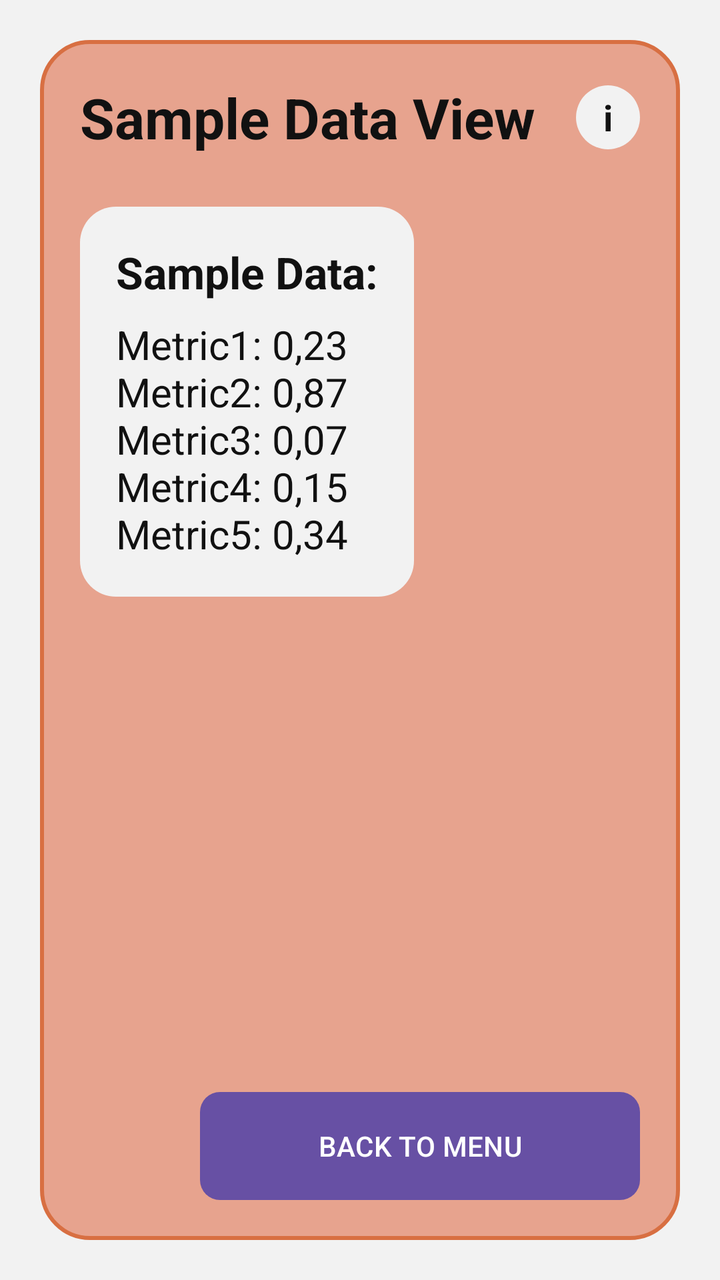
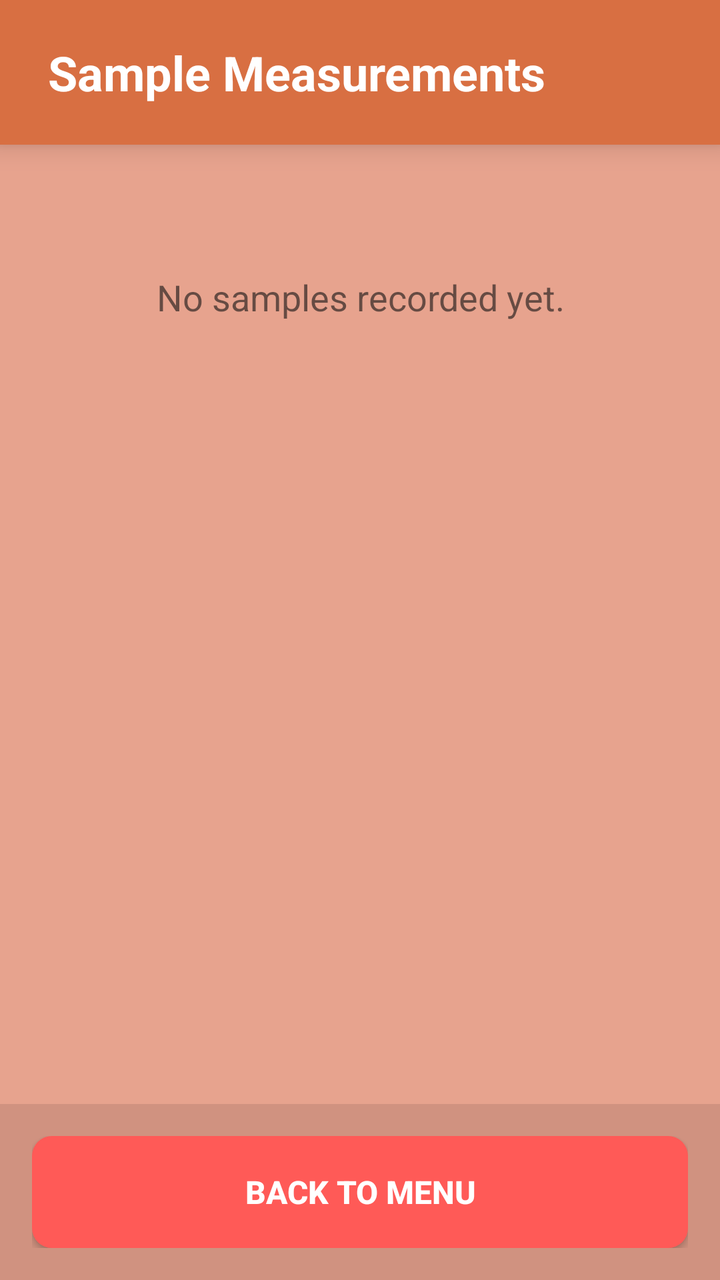

Compare the two renders of this Android layout. The source of the first and the diff that turns it into the second are given below.
<!-- AndroidManifest.xml: application theme Theme.FlaCo -->
<!-- res/layout/activity_sample_data.xml -->
<?xml version="1.0" encoding="utf-8"?>
<FrameLayout xmlns:android="http://schemas.android.com/apk/res/android"
    android:layout_width="match_parent"
    android:layout_height="match_parent"
    android:background="#F2F2F2"
    android:padding="20dp">

    <LinearLayout
        android:layout_width="match_parent"
        android:layout_height="match_parent"
        android:background="@drawable/bg_screen_panel"
        android:orientation="vertical"
        android:padding="20dp">

        <LinearLayout
            android:layout_width="match_parent"
            android:layout_height="wrap_content"
            android:gravity="center_vertical"
            android:orientation="horizontal">

            <TextView
                android:layout_width="0dp"
                android:layout_height="wrap_content"
                android:layout_weight="1"
                android:text="Sample Data View"
                android:textColor="@color/text_dark"
                android:textSize="28sp"
                android:textStyle="bold" />

            <TextView
                android:layout_width="32dp"
                android:layout_height="32dp"
                android:background="@drawable/bg_card"
                android:gravity="center"
                android:text="i"
                android:textColor="@color/text_dark"
                android:textSize="18sp"
                android:textStyle="bold" />
        </LinearLayout>

        <Space
            android:layout_width="match_parent"
            android:layout_height="26dp" />

        <LinearLayout
            android:layout_width="wrap_content"
            android:layout_height="wrap_content"
            android:background="@drawable/bg_card"
            android:orientation="vertical"
            android:padding="18dp">

            <TextView
                android:layout_width="wrap_content"
                android:layout_height="wrap_content"
                android:text="Sample Data:"
                android:textColor="@color/text_dark"
                android:textSize="22sp"
                android:textStyle="bold" />

            <TextView
                android:layout_width="wrap_content"
                android:layout_height="wrap_content"
                android:layout_marginTop="8dp"
                android:text="Metric1: 0,23&#10;Metric2: 0,87&#10;Metric3: 0,07&#10;Metric4: 0,15&#10;Metric5: 0,34"
                android:textColor="@color/text_dark"
                android:textSize="20sp" />
        </LinearLayout>

        <Space
            android:layout_width="match_parent"
            android:layout_height="0dp"
            android:layout_weight="1" />

        <Button
            android:id="@+id/btnBackSampleData"
            android:layout_width="220dp"
            android:layout_height="54dp"
            android:layout_gravity="end"
            android:background="@drawable/bg_button_red"
            android:text="BACK TO MENU"
            android:textAllCaps="false"
            android:textColor="@color/white" />
    </LinearLayout>
</FrameLayout>
<!-- resources referenced by this layout -->
<resources>
  <color name="text_dark">#111111</color>
  <color name="white">#FFFFFF</color>
  <!-- drawable bg_button_red (drawable) -->
  <?xml version="1.0" encoding="utf-8"?>
  <shape xmlns:android="http://schemas.android.com/apk/res/android">
      <solid android:color="@color/btn_red" />
      <corners android:radius="10dp" />
  </shape>
  <!-- drawable bg_card (drawable) -->
  <?xml version="1.0" encoding="utf-8"?>
  <shape xmlns:android="http://schemas.android.com/apk/res/android">
      <solid android:color="@color/card_bg" />
      <corners android:radius="18dp" />
  </shape>
  <!-- drawable bg_screen_panel (drawable) -->
  <?xml version="1.0" encoding="utf-8"?>
  <shape xmlns:android="http://schemas.android.com/apk/res/android">
      <solid android:color="@color/mockup_bg" />
      <stroke
          android:width="2dp"
          android:color="@color/panel_border" />
      <corners android:radius="24dp" />
  </shape>
  <style name="Theme.FlaCo" parent="Theme.Material3.DayNight.NoActionBar">
          <item name="android:statusBarColor">@android:color/transparent</item>
          <item name="android:windowLightStatusBar">true</item>
      </style>
  <color name="btn_red">#FF5A57</color>
  <color name="card_bg">#F2F2F2</color>
  <color name="mockup_bg">#E7A38E</color>
  <color name="panel_border">#D86F42</color>
</resources>

<!-- the commit's change to res/layout/activity_sample_data.xml (unified diff, before → after) -->
@@ -1,84 +1,72 @@
 <?xml version="1.0" encoding="utf-8"?>
-<FrameLayout xmlns:android="http://schemas.android.com/apk/res/android"
+<LinearLayout xmlns:android="http://schemas.android.com/apk/res/android"
     android:layout_width="match_parent"
     android:layout_height="match_parent"
-    android:background="#F2F2F2"
-    android:padding="20dp">
+    android:background="@color/mockup_bg"
+    android:orientation="vertical">
 
+    
+    <RelativeLayout
+        android:layout_width="match_parent"
+        android:layout_height="wrap_content"
+        android:background="@color/panel_border"
+        android:paddingHorizontal="24dp"
+        android:paddingVertical="20dp"
+        android:elevation="8dp">
+
+        <TextView
+            android:layout_width="wrap_content"
+            android:layout_height="wrap_content"
+            android:text="Sample Measurements"
+            android:textColor="@color/white"
+            android:textSize="24sp"
+            android:textStyle="bold" />
+    </RelativeLayout>
+
+    <ScrollView
+        android:layout_width="match_parent"
+        android:layout_height="0dp"
+        android:layout_weight="1"
+        android:clipToPadding="false"
+        android:padding="16dp">
+
+        <LinearLayout
+            android:id="@+id/llSamplesContainer"
+            android:layout_width="match_parent"
+            android:layout_height="wrap_content"
+            android:orientation="vertical">
+
+            <TextView
+                android:id="@+id/tvNoSamples"
+                android:layout_width="match_parent"
+                android:layout_height="wrap_content"
+                android:gravity="center"
+                android:padding="48dp"
+                android:text="No samples recorded yet."
+                android:textColor="@color/text_dark"
+                android:textSize="18sp"
+                android:alpha="0.6" />
+
+        </LinearLayout>
+    </ScrollView>
+
+    
     <LinearLayout
         android:layout_width="match_parent"
-        android:layout_height="match_parent"
-        android:background="@drawable/bg_screen_panel"
-        android:orientation="vertical"
-        android:padding="20dp">
-
-        <LinearLayout
-            android:layout_width="match_parent"
-            android:layout_height="wrap_content"
-            android:gravity="center_vertical"
-            android:orientation="horizontal">
-
-            <TextView
-                android:layout_width="0dp"
-                android:layout_height="wrap_content"
-                android:layout_weight="1"
-                android:text="Sample Data View"
-                android:textColor="@color/text_dark"
-                android:textSize="28sp"
-                android:textStyle="bold" />
-
-            <TextView
-                android:layout_width="32dp"
-                android:layout_height="32dp"
-                android:background="@drawable/bg_card"
-                android:gravity="center"
-                android:text="i"
-                android:textColor="@color/text_dark"
-                android:textSize="18sp"
-                android:textStyle="bold" />
-        </LinearLayout>
-
-        <Space
-            android:layout_width="match_parent"
-            android:layout_height="26dp" />
-
-        <LinearLayout
-            android:layout_width="wrap_content"
-            android:layout_height="wrap_content"
-            android:background="@drawable/bg_card"
-            android:orientation="vertical"
-            android:padding="18dp">
-
-            <TextView
-                android:layout_width="wrap_content"
-                android:layout_height="wrap_content"
-                android:text="Sample Data:"
-                android:textColor="@color/text_dark"
-                android:textSize="22sp"
-                android:textStyle="bold" />
-
-            <TextView
-                android:layout_width="wrap_content"
-                android:layout_height="wrap_content"
-                android:layout_marginTop="8dp"
-                android:text="Metric1: 0,23&#10;Metric2: 0,87&#10;Metric3: 0,07&#10;Metric4: 0,15&#10;Metric5: 0,34"
-                android:textColor="@color/text_dark"
-                android:textSize="20sp" />
-        </LinearLayout>
-
-        <Space
-            android:layout_width="match_parent"
-            android:layout_height="0dp"
-            android:layout_weight="1" />
+        android:layout_height="wrap_content"
+        android:background="#1A000000"
+        android:padding="16dp">
 
         <Button
             android:id="@+id/btnBackSampleData"
-            android:layout_width="220dp"
-            android:layout_height="54dp"
-            android:layout_gravity="end"
+            android:layout_width="match_parent"
+            android:layout_height="56dp"
             android:background="@drawable/bg_button_red"
             android:text="BACK TO MENU"
             android:textAllCaps="false"
-            android:textColor="@color/white" />
+            android:textColor="@color/white"
+            android:textSize="16sp"
+            android:textStyle="bold" />
     </LinearLayout>
-</FrameLayout>
+
+</LinearLayout>
<!-- resource entries referenced after the edit -->
@@ -8,27 +8,12 @@
       <solid android:color="@color/btn_red" />
       <corners android:radius="10dp" />
   </shape>
-  <!-- drawable bg_card (drawable) -->
-  <?xml version="1.0" encoding="utf-8"?>
-  <shape xmlns:android="http://schemas.android.com/apk/res/android">
-      <solid android:color="@color/card_bg" />
-      <corners android:radius="18dp" />
-  </shape>
-  <!-- drawable bg_screen_panel (drawable) -->
-  <?xml version="1.0" encoding="utf-8"?>
-  <shape xmlns:android="http://schemas.android.com/apk/res/android">
-      <solid android:color="@color/mockup_bg" />
-      <stroke
-          android:width="2dp"
-          android:color="@color/panel_border" />
-      <corners android:radius="24dp" />
-  </shape>
-  <style name="Theme.FlaCo" parent="Theme.Material3.DayNight.NoActionBar">
-          <item name="android:statusBarColor">@android:color/transparent</item>
-          <item name="android:windowLightStatusBar">true</item>
+  <style name="Theme.FlaCo" parent="Theme.AppCompat.Light.NoActionBar">
+          
+          <item name="android:statusBarColor">?attr/colorPrimary</item>
+          
       </style>
   <color name="btn_red">#FF5A57</color>
-  <color name="card_bg">#F2F2F2</color>
   <color name="mockup_bg">#E7A38E</color>
   <color name="panel_border">#D86F42</color>
 </resources>
